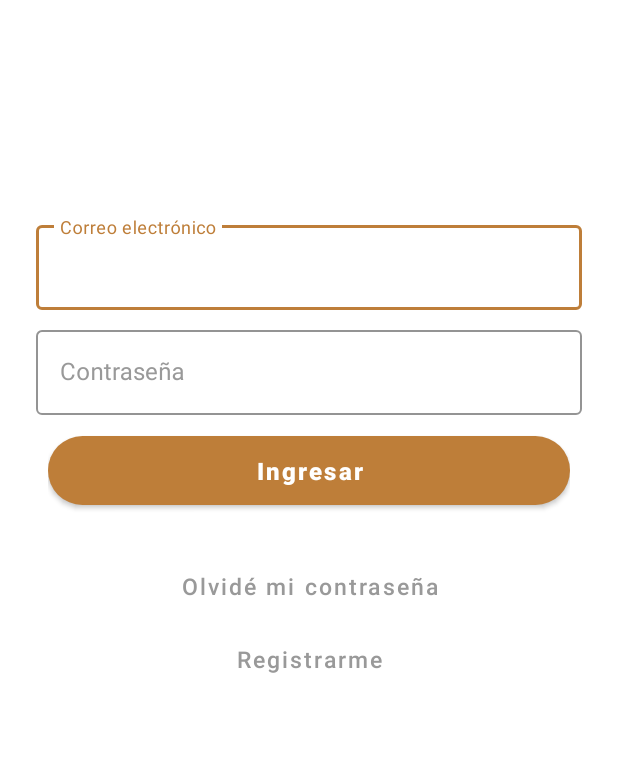
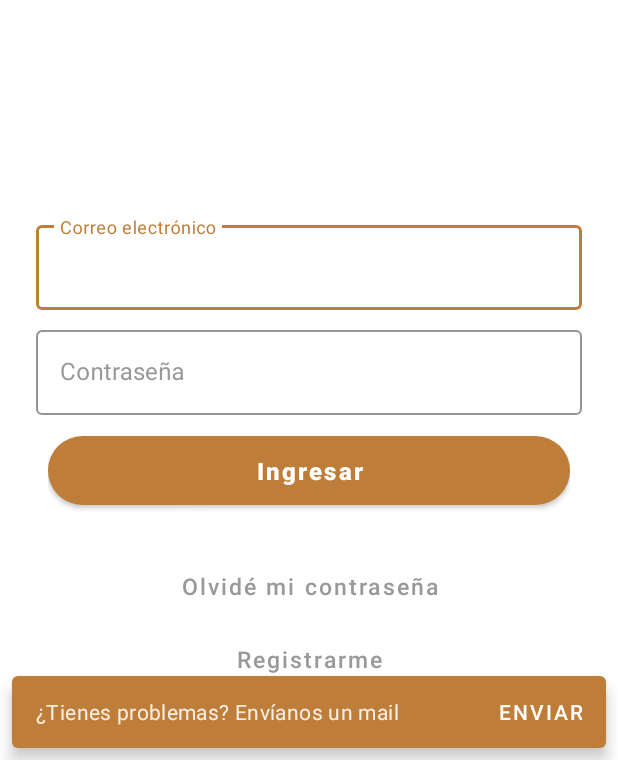
Before and after one commit to alextrujillo4/Gastet, an Android app: the screen it shows after launch (MainActivity), after a tap on "Olvidé mi contraseña", on a phone screen of 412 x 824 dp, the part 476-1236 px from its top. Run offline under Robolectric (Android 15) with nearby library versions, the phone set to English and light mode, and no system bars; our stand-ins replace Firebase (no records; nobody signed in at launch, a user with empty details on screens opened directly), navigation-ui; libraries missing offline, so code that uses them is left out: com.theartofdev.edmodo; Roboto replaces fonts that are not available here; 1 statement that could not run was skipped.

Commit message:
Gastet Snackbar for forgotpassword added

```diff
--- a/app/src/main/java/com/ximeft29/gastetandroid/ui/login/LoginFragment.kt
+++ b/app/src/main/java/com/ximeft29/gastetandroid/ui/login/LoginFragment.kt
@@ -1,20 +1,24 @@
 package com.ximeft29.gastetandroid.ui.login
 
 
+import android.content.Intent
+import android.net.Uri
 import android.os.Bundle
 import android.view.LayoutInflater
 import android.view.View
 import android.view.ViewGroup
 import android.widget.Toast
 import androidx.activity.addCallback
+import androidx.core.content.ContextCompat
 import androidx.navigation.NavOptions
 import androidx.navigation.Navigation
+import androidx.navigation.fragment.NavHostFragment
+import com.google.android.material.button.MaterialButton
+import com.google.android.material.snackbar.Snackbar
+import com.google.firebase.auth.FirebaseAuth
 import com.ximeft29.gastetandroid.R
-import com.google.android.material.button.MaterialButton
-import com.google.firebase.auth.FirebaseAuth
 import kotlinx.android.synthetic.main.fragment_login.*
 import kotlinx.android.synthetic.main.main_activity.*
-import androidx.navigation.fragment.NavHostFragment
 
 class LoginFragment : androidx.fragment.app.Fragment(), View.OnClickListener {
     private var auth: FirebaseAuth? = null
@@ -56,6 +60,21 @@ class LoginFragment : androidx.fragment.app.Fragment(), View.OnClickListener {
 
     override fun onClick(v: View?) {
         when (v!!.id) {
+            R.id.loginResetButton -> {
+
+                val snackbarcustom = Snackbar.make(v,"¿Tienes problemas? Envíanos un mail",Snackbar.LENGTH_LONG)
+                    .setAction("Enviar",View.OnClickListener {
+                        val emailIntent = Intent(Intent.ACTION_SEND)
+                        emailIntent.data = Uri.parse("mailto:abc@xyz.com")
+                        emailIntent.type = "message/rfc822"
+                        emailIntent.putExtra(Intent.EXTRA_SUBJECT, "Gastet Android Ayuda")
+                        emailIntent.putExtra(Intent.EXTRA_TEXT, "Hola!. Necesito ayuda para recuperar mi contraseña")
+                        startActivity(Intent.createChooser(emailIntent, "Gastet eMail"))
+                    })
+                snackbarcustom.setBackgroundTint(ContextCompat.getColor(activity!!, R.color.secondaryColor))
+                snackbarcustom.show()
+
+            }
             R.id.loginRegistrarButton -> {
                 Navigation.findNavController(this.activity!!, R.id.my_nav_host_fragment)
                     .navigate(R.id.registrationFragment)
```
